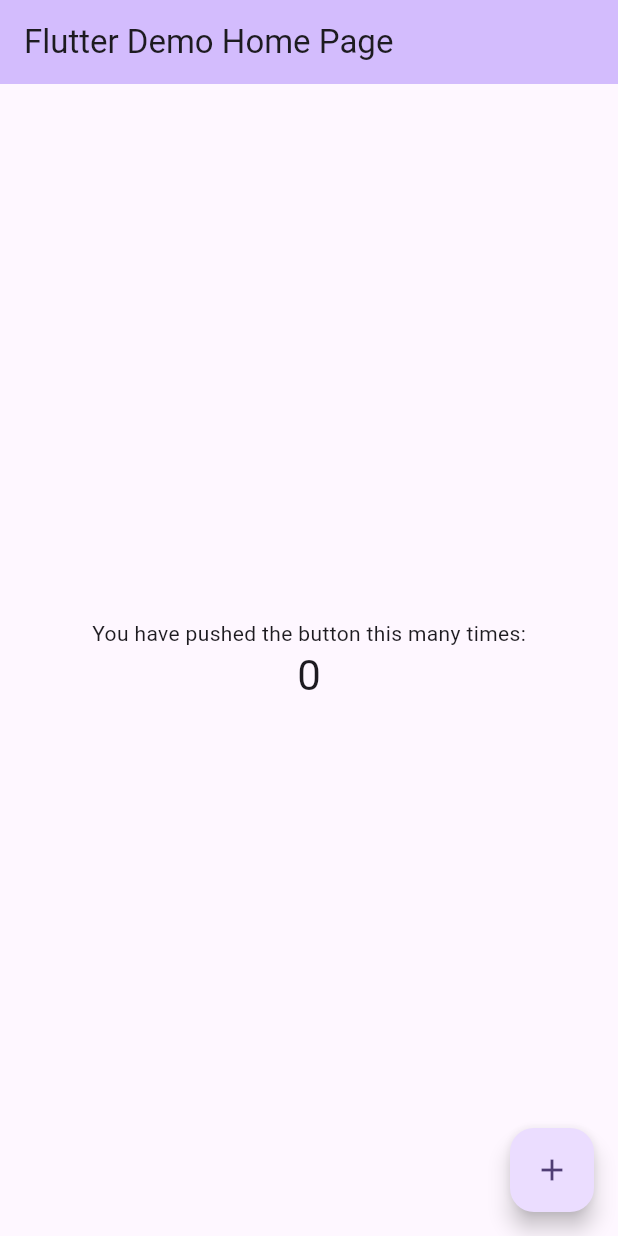
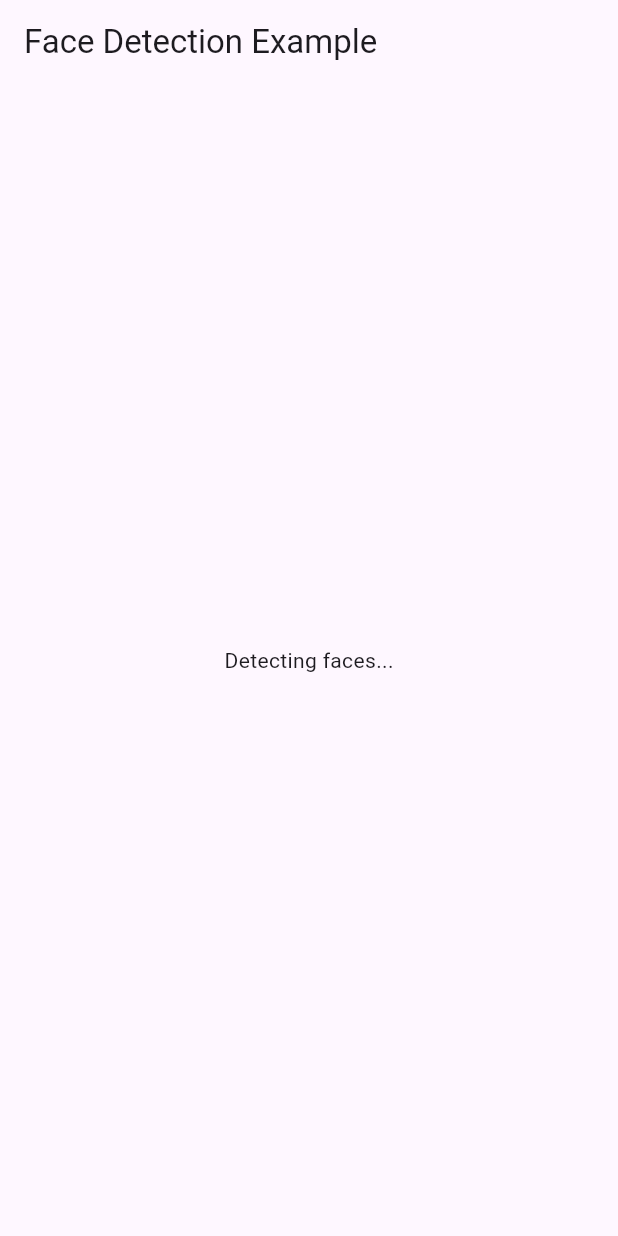
Before and after one commit to sla-000/flutter_haarcascade, a Flutter app: the screen it shows after launch, on a phone screen of 412 x 824 dp. Run offline on Flutter 3.47's test engine with Material 3 defaults, Android fonts, the phone set to English and light mode, and no system bars.

Commit message:
example and exports

```diff
--- a/example/lib/main.dart
+++ b/example/lib/main.dart
@@ -1,5 +1,8 @@
+import 'dart:typed_data';
+import 'dart:ui' as ui;
+import 'package:flutter/material.dart';
+import 'package:flutter/services.dart' show rootBundle;
 import 'package:haarcascade/haarcascade.dart';
-import 'package:flutter/material.dart';
 
 void main() {
   runApp(const MyApp());
@@ -32,99 +35,90 @@ class MyApp extends StatelessWidget {
         colorScheme: ColorScheme.fromSeed(seedColor: Colors.deepPurple),
         useMaterial3: true,
       ),
-      home: const MyHomePage(title: 'Flutter Demo Home Page'),
+      home: const FaceDetectionPage(),
     );
   }
 }
 
-class MyHomePage extends StatefulWidget {
-  const MyHomePage({super.key, required this.title});
-
-  // This widget is the home page of your application. It is stateful, meaning
-  // that it has a State object (defined below) that contains fields that affect
-  // how it looks.
-
-  // This class is the configuration for the state. It holds the values (in this
-  // case the title) provided by the parent (in this case the App widget) and
-  // used by the build method of the State. Fields in a Widget subclass are
-  // always marked "final".
-
-  final String title;
+class FaceDetectionPage extends StatefulWidget {
+  const FaceDetectionPage({super.key});
 
   @override
-  State<MyHomePage> createState() => _MyHomePageState();
+  State<FaceDetectionPage> createState() => _FaceDetectionPageState();
 }
 
-class _MyHomePageState extends State<MyHomePage> {
-  int _counter = 0;
+class _FaceDetectionPageState extends State<FaceDetectionPage> {
+  List<FaceDetection>? _detections;
 
-  void _incrementCounter() {
-    setState(() {
-      // This call to setState tells the Flutter framework that something has
-      // changed in this State, which causes it to rerun the build method below
-      // so that the display can reflect the updated values. If we changed
-      // _counter without calling setState(), then the build method would not be
-      // called again, and so nothing would appear to happen.
-      _counter++;
-    });
+  @override
+  void initState() {
+    super.initState();
+    _runFaceDetection();
+  }
+
+  Future<void> _runFaceDetection() async {
+    try {
+      // 1) Load the Haar Cascade data (Stages.load() -> Haarcascade)
+      final cascade = await Haarcascade.load();
+
+      // 2) Load the image bytes from assets
+      final ByteData data = await rootBundle.load('assets/example.jpg');
+      final Uint8List imageBytes = data.buffer.asUint8List();
+
+      // 3) Decode the image using Flutter's codec to get a ui.Image
+      final ui.Codec codec = await ui.instantiateImageCodec(imageBytes);
+      final ui.FrameInfo frameInfo = await codec.getNextFrame();
+      final ui.Image uiImage = frameInfo.image;
+
+      // 4) Convert the ui.Image to raw RGBA bytes (ui.ImageByteFormat.rawRgba)
+      final ByteData? rgbaData = await uiImage.toByteData(format: ui.ImageByteFormat.rawRgba);
+      if (rgbaData == null) {
+        print('Failed to get raw RGBA bytes from the image.');
+        return;
+      }
+      final Uint8List rgbaBytes = rgbaData.buffer.asUint8List();
+
+      // 5) Run the Haarcascade detection
+      final detections = cascade.detect(
+        image: rgbaBytes,
+        imageWidth: uiImage.width,
+        imageHeight: uiImage.height,
+        minScale: 1.0,
+        maxScale: 3.0,
+        scaleStep: 1.2,
+        stepSize: 2,
+      );
+
+      // 6) Store the detections in state to display or debug
+      setState(() {
+        _detections = detections;
+      });
+
+      // Print results
+      for (final detection in detections) {
+        print('Detected face at x=${detection.x}, '
+              'y=${detection.y}, '
+              'w=${detection.width}, '
+              'h=${detection.height}.');
+      }
+    } catch (e, stack) {
+      print('Error running face detection: $e');
+      print(stack);
+    }
   }
 
   @override
   Widget build(BuildContext context) {
-    // This method is rerun every time setState is called, for instance as done
-    // by the _incrementCounter method above.
-    //
-    // The Flutter framework has been optimized to make rerunning build methods
-    // fast, so that you can just rebuild anything that needs updating rather
-    // than having to individually change instances of widgets.
+    // Optionally display your detections in the UI
     return Scaffold(
-      appBar: AppBar(
-        // TRY THIS: Try changing the color here to a specific color (to
-        // Colors.amber, perhaps?) and trigger a hot reload to see the AppBar
-        // change color while the other colors stay the same.
-        backgroundColor: Theme.of(context).colorScheme.inversePrimary,
-        // Here we take the value from the MyHomePage object that was created by
-        // the App.build method, and use it to set our appbar title.
-        title: Text(widget.title),
+      appBar: AppBar(title: const Text('Face Detection Example')),
+      body: Center(
+        child: _detections == null
+            ? const Text('Detecting faces...')
+            : (_detections!.isEmpty
+                ? const Text('No faces detected.')
+                : Text('Detected ${_detections!.length} face(s).')),
       ),
-      body: Center(
-        // Center is a layout widget. It takes a single child and positions it
-        // in the middle of the parent.
-        child: Column(
-          // Column is also a layout widget. It takes a list of children and
-          // arranges them vertically. By default, it sizes itself to fit its
-          // children horizontally, and tries to be as tall as its parent.
-          //
-          // Column has various properties to control how it sizes itself and
-          // how it positions its children. Here we use mainAxisAlignment to
-          // center the children vertically; the main axis here is the vertical
-          // axis because Columns are vertical (the cross axis would be
-          // horizontal).
-          //
-          // TRY THIS: Invoke "debug painting" (choose the "Toggle Debug Paint"
-          // action in the IDE, or press "p" in the console), to see the
-          // wireframe for each widget.
-          mainAxisAlignment: MainAxisAlignment.center,
-          children: <Widget>[
-            const Text(
-              'You have pushed the button this many times:',
-            ),
-            Text(
-              '$_counter',
-              style: Theme.of(context).textTheme.headlineMedium,
-            ),
-          ],
-        ),
-      ),
-      floatingActionButton: FloatingActionButton(
-        onPressed: () async {
-          final haarcascade = await Haarcascade.load();
-          print('Features length: ${haarcascade.features.length}');
-          print('Stages length: ${haarcascade.stages.length}');
-        },
-        tooltip: 'Increment',
-        child: const Icon(Icons.add),
-      ), // This trailing comma makes auto-formatting nicer for build methods.
     );
   }
 }
--- a/example/pubspec.yaml
+++ b/example/pubspec.yaml
@@ -61,9 +61,8 @@ flutter:
   uses-material-design: true
 
   # To add assets to your application, add an assets section, like this:
-  # assets:
-  #   - images/a_dot_burr.jpeg
-  #   - images/a_dot_ham.jpeg
+  assets:
+    - assets/example.jpg
 
   # An image asset can refer to one or more resolution-specific "variants", see
   # https://flutter.dev/to/resolution-aware-images
--- a/lib/haarcascade.dart
+++ b/lib/haarcascade.dart
@@ -1,3 +1,7 @@
 library haarcascade;
 
+export 'src/face_detection.dart';
+export 'src/haarcascade.dart';
 export 'src/rectangle_feature.dart';
+export 'src/stage.dart';
+export 'src/weak_classifier.dart';
```
Also changed, not shown: example/assets/example.jpg (added).
